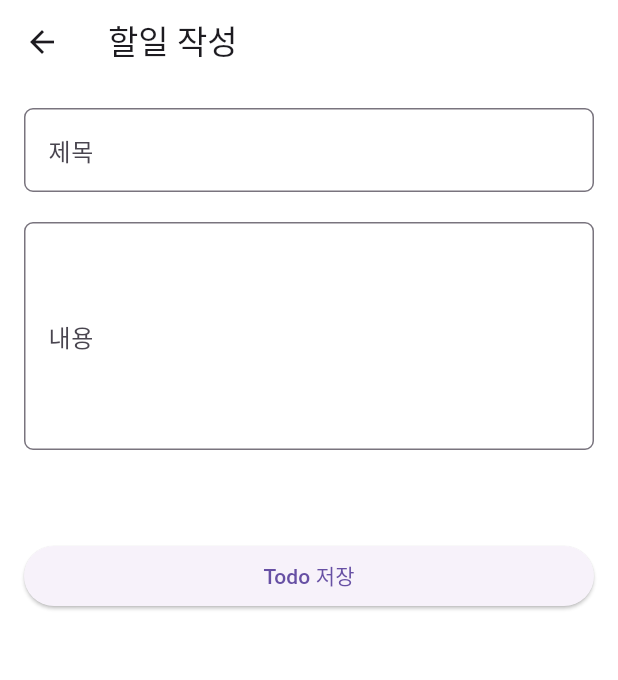
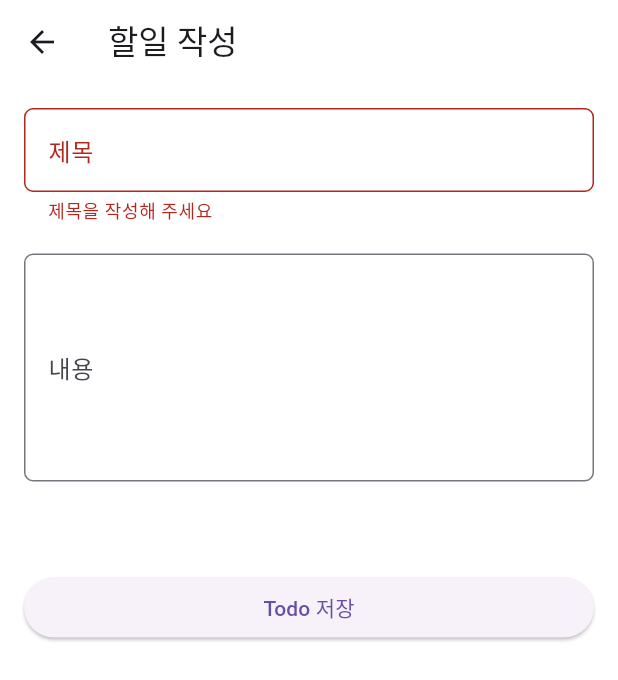
Before and after one commit to monet2155/codereview_todo_list, a Flutter app: the AddItemPage screen opened directly, after a tap on "Todo 저장", on a phone screen of 412 x 824 dp. Shown: the top 680 px of the screen. Run offline on Flutter 3.47's test engine with Material 3 defaults, Android fonts, the phone set to English and light mode, and no system bars; our stand-ins replace flutter_riverpod.

Commit message:
feat(작성 페이지): 검증 추가 및 버튼 탭 시 홈페이지로 이동 구현

```diff
--- a/lib/pages/add_item/add_item_page.dart
+++ b/lib/pages/add_item/add_item_page.dart
@@ -23,6 +23,7 @@ class AddItemPageState extends ConsumerState<AddItemPage> {
         note: noteController.text,
       );
       ref.read(todoViewModelProvider.notifier).addItem(newItem);
+      Navigator.of(context).pop();
     }
   }
 
@@ -46,6 +47,12 @@ class AddItemPageState extends ConsumerState<AddItemPage> {
                     borderRadius: BorderRadius.circular(6),
                   ),
                 ),
+                validator: (String? text) {
+                  if (text?.trim().isEmpty == true) {
+                    return '제목을 작성해 주세요';
+                  }
+                  return null;
+                },
               ),
               SizedBox(height: 20),
               TextFormField(
```
